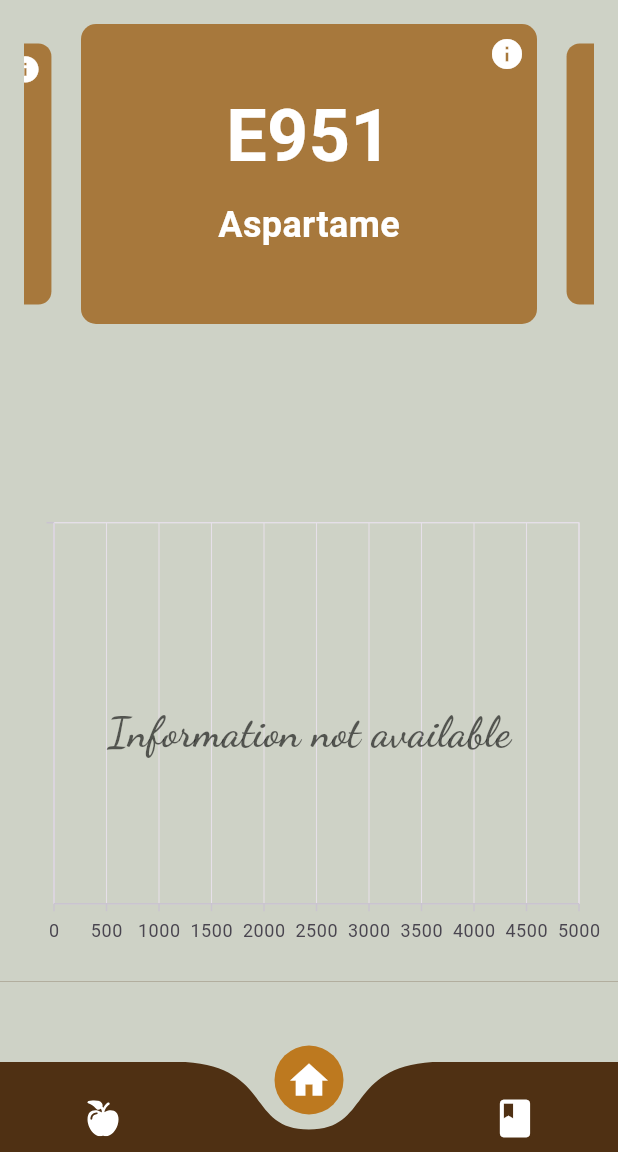
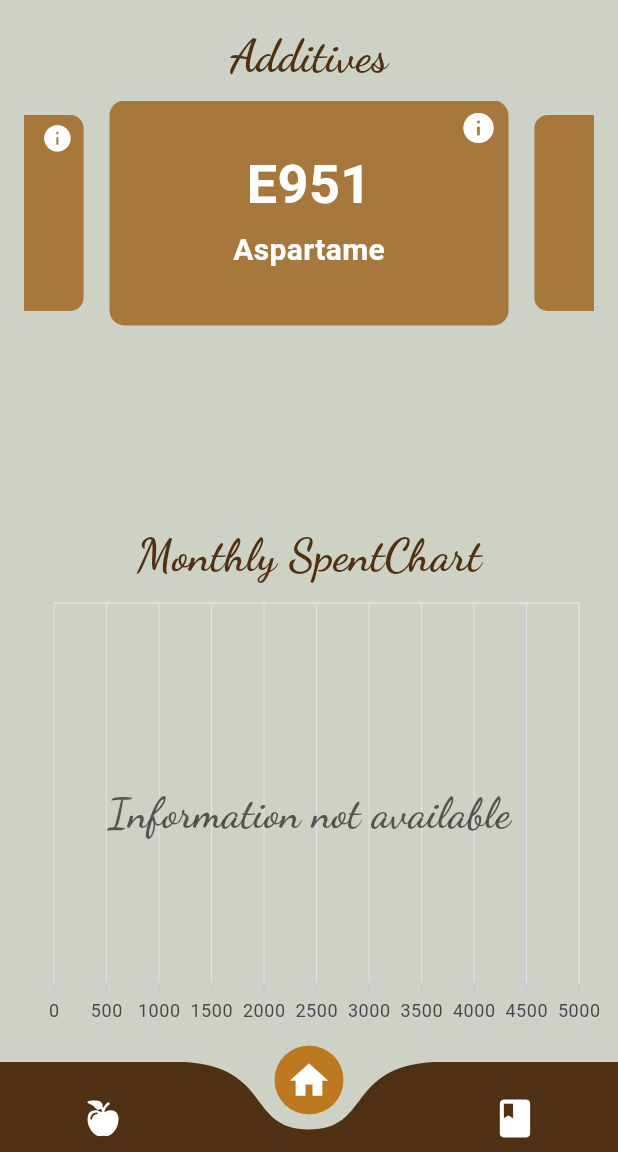
Before and after one commit to Sergio-Hernando/NutriTeca, a Flutter app: the screen it shows after launch, on a phone screen of 412 x 824 dp, the part 84-1236 px from its top. Run offline on Flutter 3.47's test engine with Material 3 defaults, Android fonts, the phone set to English and light mode, and no system bars; drawn by our look-alikes of carousel_slider, curved_navigation_bar, google_mobile_ads; our stand-ins replace animated_custom_dropdown, dio, flutter_bloc, flutter_svg, freezed_annotation, get_it and 4 more; accounts and stored records are empty; generated files the repository leaves out were written again.

Commit message:
last changes to increase version

```diff
--- a/langs/app_de.arb
+++ b/langs/app_de.arb
@@ -71,6 +71,8 @@
     "splashTitle": "NUTRITECA",
     "cancelTitle": "Sind Sie sicher, dass Sie zurückkommen möchten?",
     "cancelContent": "Wenn Sie diesen Bildschirm verlassen, wird die von Ihnen ausgeführte Aktion abgebrochen.",
-    "fieldRequired": "Dieses Feld ist erforderlich"
+    "fieldRequired": "Dieses Feld ist erforderlich",
+    "aditivos": "Additive",
+    "monthlySpentChart": "Monthly SpentChart"
 
 }
--- a/langs/app_en.arb
+++ b/langs/app_en.arb
@@ -71,6 +71,8 @@
     "splashTitle": "NUTRITECA",
     "cancelTitle": "Are you sure you want to come back?",
     "cancelContent": "If you leave this screen the action you are carrying out will be canceled",
-    "fieldRequired": "This field is required"
+    "fieldRequired": "This field is required",
+    "additives": "Additives",
+    "monthlySpentChart": "Monthly SpentChart"
 
 }
--- a/langs/app_es.arb
+++ b/langs/app_es.arb
@@ -71,5 +71,7 @@
     "splashTitle": "NUTRITECA",
     "cancelTitle": "¿Está seguro que deséa volver?",
     "cancelContent": "Si sale de esta pantalla se cancelará la acción que esta llevando a cabo",
-    "fieldRequired": "Este campo es obligatorio"
+    "fieldRequired": "Este campo es obligatorio",
+    "additives": "Aditivos",
+    "monthlySpentChart": "Grafico de gastos mensuales"
 }
--- a/langs/app_fr.arb
+++ b/langs/app_fr.arb
@@ -71,5 +71,7 @@
     "splashTitle": "NUTRITECA",
     "cancelTitle": "Etes-vous sûr de vouloir revenir ?",
     "cancelContent": "Si vous quittez cet écran, l'action que vous effectuez sera annulée",
-    "fieldRequired": "Ce champ est obligatoire"
+    "fieldRequired": "Ce champ est obligatoire",
+    "additifs": "Additifs",
+    "monthlySpentChart": "Graphique des dépenses mensuelles"
 }
--- a/langs/app_pt.arb
+++ b/langs/app_pt.arb
@@ -71,5 +71,7 @@
     "splashTitle": "NUTRITECA",
     "cancelTitle": "Tem certeza que deseja voltar?",
     "cancelContent": "Se você sair desta tela a ação que você está realizando será cancelada",
-    "fieldRequired": "Este campo é obrigatório"
+    "fieldRequired": "Este campo é obrigatório",
+    "aditivos": "Aditivos",
+    "monthlySpentChart": "Gráfico Mensal de Gastos"
 }
--- a/lib/presentation/screens/base_screen/base_screen.dart
+++ b/lib/presentation/screens/base_screen/base_screen.dart
@@ -8,7 +8,6 @@ import 'package:nutri_teca/core/constants/app_colors.dart';
 import 'package:nutri_teca/core/extensions/context_extension.dart';
 import 'package:nutri_teca/core/routes/app_paths.dart';
 import 'package:nutri_teca/presentation/screens/base_screen/widgets/app_bar.dart';
-import 'package:nutri_teca/presentation/widgets/ad_widgets/ad_banner.dart';
 import 'package:nutri_teca/presentation/widgets/common_dialog.dart';
 import 'package:go_router/go_router.dart';
 import 'package:nutri_teca/presentation/widgets/ad_widgets/intersticial_ad.dart';
@@ -63,7 +62,6 @@ class _BaseScreenState extends State<BaseScreen> {
                 child: widget.navigationShell,
               ),
             ),
-            const AdBanner(),
           ],
         ),
         bottomNavigationBar: CurvedNavigationBar(
--- a/lib/presentation/screens/home/home_screen.dart
+++ b/lib/presentation/screens/home/home_screen.dart
@@ -122,6 +122,16 @@ class _HomeScreenState extends State<HomeScreen> {
               return Column(
                 mainAxisAlignment: MainAxisAlignment.spaceBetween,
                 children: [
+                  Column(
+                    children: [
+                      Padding(
+                        padding: const EdgeInsets.only(bottom: 8.0),
+                        child: Text(
+                          context.localizations.additives,
+                          style: const TextStyle(
+                              color: AppColors.background, fontSize: 30),
+                        ),
+                      ),
                       CarouselSlider(
                         items: state.additives
                             .map((additive) => GestureDetector(
@@ -133,14 +143,25 @@ class _HomeScreenState extends State<HomeScreen> {
                                 ))
                             .toList(),
                         options: CarouselOptions(
-                      height: 200,
-                      viewportFraction: 0.8,
+                          height: 150,
+                          viewportFraction: 0.7,
                           autoPlay: !_isOverlayOpen,
                           autoPlayInterval: const Duration(seconds: 3),
                           enlargeCenterPage: true,
                         ),
                       ),
+                    ],
+                  ),
+                  Column(
+                    children: [
+                      Text(
+                        context.localizations.monthlySpentChart,
+                        style: const TextStyle(
+                            color: AppColors.background, fontSize: 30),
+                      ),
                       MonthlySpentChart(tooltip: _tooltip, chartData: chartData)
+                    ],
+                  ),
                 ],
               );
             },
--- a/lib/presentation/screens/home/widgets/additive_card.dart
+++ b/lib/presentation/screens/home/widgets/additive_card.dart
@@ -23,7 +23,10 @@ class AdditiveCard extends StatelessWidget {
         crossAxisAlignment: CrossAxisAlignment.center,
         children: [
           const Padding(
-            padding: EdgeInsets.all(8.0),
+            padding: EdgeInsets.only(
+              top: 6,
+              right: 8,
+            ),
             child: Row(
               mainAxisAlignment: MainAxisAlignment.end,
               children: [
@@ -37,18 +40,18 @@ class AdditiveCard extends StatelessWidget {
           Text(
             additiveNumber,
             style: const TextStyle(
-                fontSize: 48,
+                fontSize: 36,
                 fontWeight: FontWeight.bold,
                 color: Colors.white,
                 fontFamily: 'Roboto'),
           ),
           Padding(
-            padding: const EdgeInsets.symmetric(horizontal: 16.0, vertical: 8),
+            padding: const EdgeInsets.symmetric(horizontal: 16.0, vertical: 4),
             child: Text(
               maxLines: 1,
               name,
               style: const TextStyle(
-                fontSize: 24,
+                fontSize: 20,
                 color: Colors.white,
                 fontFamily: 'Roboto',
               ),
--- a/lib/presentation/screens/recipes_feature/recipe_detail/bloc/recipe_detail_bloc.dart
+++ b/lib/presentation/screens/recipes_feature/recipe_detail/bloc/recipe_detail_bloc.dart
@@ -61,8 +61,7 @@ class RecipeDetailBloc extends Bloc<RecipeDetailEvent, RecipeDetailState> {
 
     if (result != null) {
       _recipeController.add(RecipeAction(recipe: result, isAdd: true));
-      emit(state.copyWith(
-          screenStatus: const ScreenStatus.success(), isEdited: true));
+      emit(state.copyWith(screenStatus: const ScreenStatus.success()));
     } else {
       emit(state.copyWith(
           screenStatus: const ScreenStatus.error(
@@ -83,7 +82,8 @@ class RecipeDetailBloc extends Bloc<RecipeDetailEvent, RecipeDetailState> {
       _recipeController
           .add(RecipeAction(recipe: RecipeEntity(id: recipeId), isAdd: false));
       emit(state.copyWith(
-          screenStatus: const ScreenStatus.success(), isDeleted: true));
+        screenStatus: const ScreenStatus.success(),
+      ));
     }
   }
 }
--- a/lib/presentation/widgets/ad_widgets/ad_banner.dart
+++ /dev/null
@@ -1,53 +0,0 @@
-import 'package:flutter/material.dart';
-import 'package:google_mobile_ads/google_mobile_ads.dart';
-import 'package:nutri_teca/core/constants/app_colors.dart';
-
-class AdBanner extends StatefulWidget {
-  const AdBanner({super.key});
-
-  @override
-  AdBannerState createState() => AdBannerState();
-}
-
-class AdBannerState extends State<AdBanner> {
-  BannerAd? _bannerAd;
-
-  @override
-  void initState() {
-    super.initState();
-    _loadBannerAd();
-  }
-
-  void _loadBannerAd() {
-    _bannerAd = BannerAd(
-      adUnitId: 'ca-app-pub-3193440126606963/3675874402',
-      size: AdSize.banner,
-      request: const AdRequest(),
-      listener: BannerAdListener(
-        onAdLoaded: (_) {
-          setState(() {});
-        },
-        onAdFailedToLoad: (ad, error) {
-          ad.dispose();
-        },
-      ),
-    )..load();
-  }
-
-  @override
-  Widget build(BuildContext context) {
-    return Container(
-      color: AppColors.foreground,
-      height: MediaQuery.of(context).size.height * 0.065,
-      child: _bannerAd != null
-          ? AdWidget(ad: _bannerAd!)
-          : const Center(child: CircularProgressIndicator()),
-    );
-  }
-
-  @override
-  void dispose() {
-    _bannerAd?.dispose();
-    super.dispose();
-  }
-}
--- a/pubspec.yaml
+++ b/pubspec.yaml
@@ -1,7 +1,7 @@
 name: nutri_teca
 description: "A new Flutter project."
 publish_to: 'none'
-version: 1.0.0+2
+version: 1.0.1+3
 
 environment:
   sdk: '>=3.2.6 <4.0.0'
```
Also changed, not shown: lib/core/routes/app_routes.dart (+0 -35 lines), lib/presentation/screens/aliments_feature/aliment_detail/aliment_detail_screen.dart (+41 -3 lines), lib/presentation/screens/recipes_feature/recipe_detail/bloc/recipe_detail_state.dart (+4 -7 lines), lib/presentation/screens/recipes_feature/recipe_detail/recipe_detail_screen.dart (+7 -2 lines), lib/presentation/widgets/common_detail_screen.dart (+0 -7 lines). Lines whose indentation alone changed are shown as unchanged.
